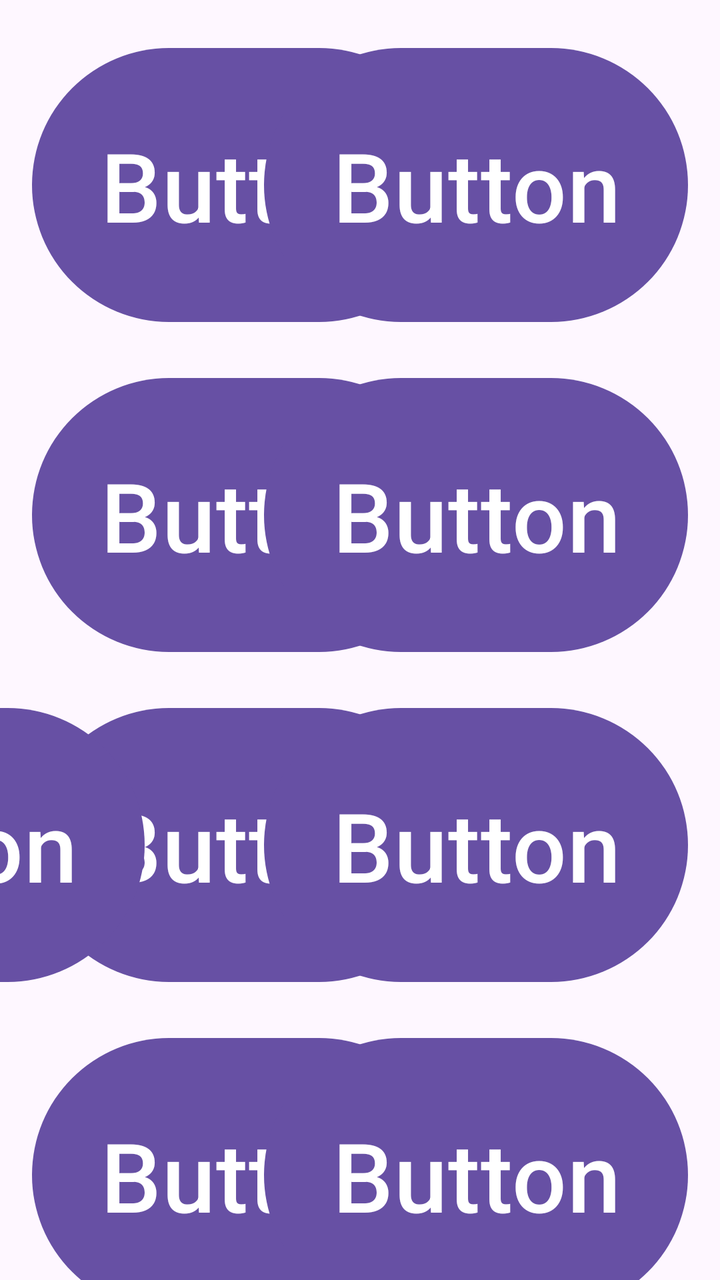
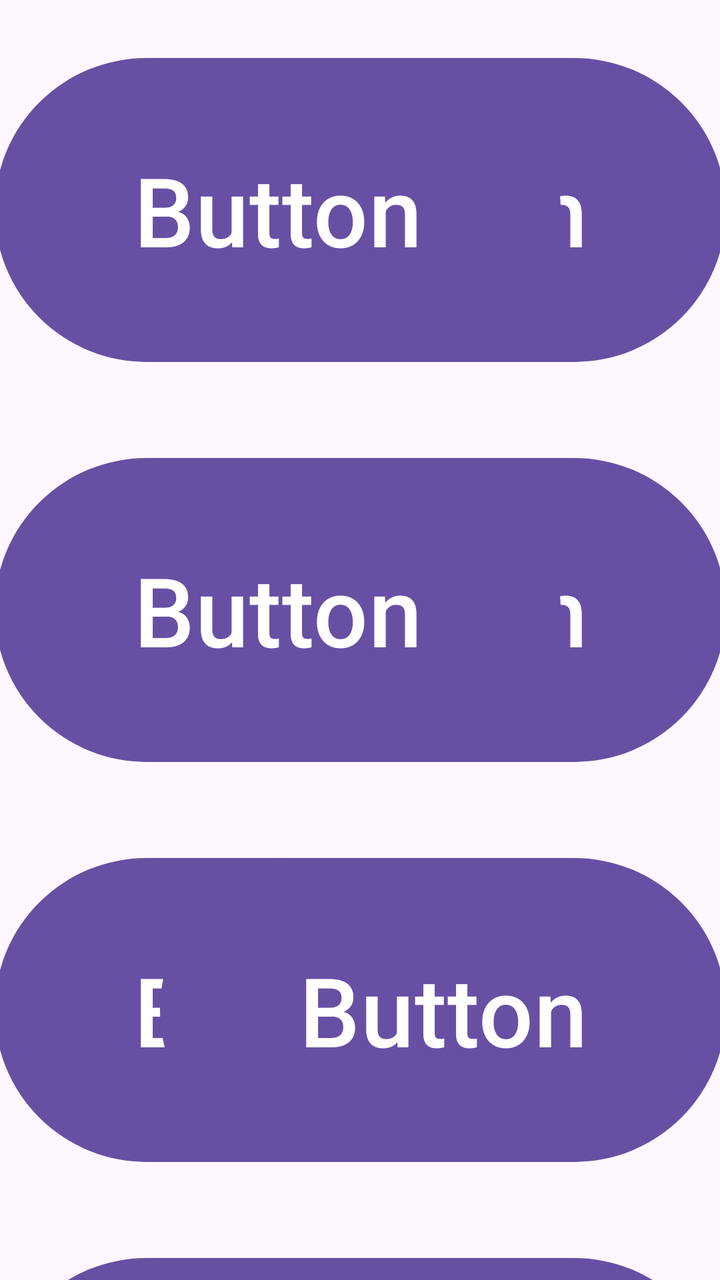

An Android layout rendered at two revisions. The XML below is the earlier revision; the diff shows what the commit changed to produce the second picture.
<!-- AndroidManifest.xml: application theme Theme.CustomFlashcards -->
<!-- res/layout/fragment_w_f_level2.xml -->
<?xml version="1.0" encoding="utf-8"?>
<androidx.core.widget.NestedScrollView xmlns:android="http://schemas.android.com/apk/res/android"
    xmlns:app="http://schemas.android.com/apk/res-auto"
    xmlns:tools="http://schemas.android.com/tools"
    android:layout_width="match_parent"
    android:layout_height="match_parent"
    tools:context=".WFLevel2Fragment">

    <androidx.constraintlayout.widget.ConstraintLayout
        android:layout_width="match_parent"
        android:layout_height="wrap_content">

        <Button
            android:id="@+id/buttonFind1"
            android:layout_width="212dp"
            android:layout_height="145dp"
            android:layout_marginStart="16dp"
            android:layout_marginTop="20dp"
            android:text="Button"
            android:textSize="48sp"
            app:layout_constraintStart_toStartOf="parent"
            app:layout_constraintTop_toTopOf="parent" />

        <Button
            android:id="@+id/buttonFind2"
            android:layout_width="212dp"
            android:layout_height="145dp"
            android:layout_marginTop="20dp"
            android:text="Button"
            android:textSize="48sp"
            app:layout_constraintEnd_toStartOf="@+id/buttonFind3"
            app:layout_constraintHorizontal_bias="0.527"
            app:layout_constraintStart_toEndOf="@+id/buttonFind1"
            app:layout_constraintTop_toTopOf="parent" />

        <Button
            android:id="@+id/buttonFind3"
            android:layout_width="212dp"
            android:layout_height="145dp"
            android:layout_marginTop="20dp"
            android:layout_marginEnd="16dp"
            android:text="Button"
            android:textSize="48sp"
            app:layout_constraintEnd_toEndOf="parent"
            app:layout_constraintTop_toTopOf="parent" />

        <Button
            android:id="@+id/buttonFind4"
            android:layout_width="212dp"
            android:layout_height="145dp"
            android:layout_marginStart="16dp"
            android:layout_marginTop="20dp"
            android:text="Button"
            android:textSize="48sp"
            app:layout_constraintStart_toStartOf="parent"
            app:layout_constraintTop_toBottomOf="@+id/buttonFind1" />

        <Button
            android:id="@+id/buttonFind5"
            android:layout_width="212dp"
            android:layout_height="145dp"
            android:layout_marginTop="20dp"
            android:text="Button"
            android:textSize="48sp"
            app:layout_constraintEnd_toStartOf="@+id/buttonFind6"
            app:layout_constraintHorizontal_bias="0.522"
            app:layout_constraintStart_toEndOf="@+id/buttonFind4"
            app:layout_constraintTop_toBottomOf="@+id/buttonFind2" />

        <Button
            android:id="@+id/buttonFind6"
            android:layout_width="212dp"
            android:layout_height="145dp"
            android:layout_marginTop="20dp"
            android:layout_marginEnd="16dp"
            android:text="Button"
            android:textSize="48sp"
            app:layout_constraintEnd_toEndOf="parent"
            app:layout_constraintTop_toBottomOf="@+id/buttonFind3" />

        <Button
            android:id="@+id/buttonFind7"
            android:layout_width="212dp"
            android:layout_height="145dp"
            android:layout_marginStart="16dp"
            android:layout_marginTop="20dp"
            android:text="Button"
            android:textSize="48sp"
            app:layout_constraintStart_toStartOf="parent"
            app:layout_constraintTop_toBottomOf="@+id/buttonFind4" />

        <Button
            android:id="@+id/buttonFind8"
            android:layout_width="212dp"
            android:layout_height="145dp"
            android:layout_marginTop="20dp"
            android:layout_marginEnd="60dp"
            android:text="Button"
            android:textSize="48sp"
            app:layout_constraintEnd_toStartOf="@+id/buttonFind9"
            app:layout_constraintTop_toBottomOf="@+id/buttonFind5" />

        <Button
            android:id="@+id/buttonFind9"
            android:layout_width="212dp"
            android:layout_height="145dp"
            android:layout_marginTop="20dp"
            android:layout_marginEnd="16dp"
            android:text="Button"
            android:textSize="48sp"
            app:layout_constraintEnd_toEndOf="parent"
            app:layout_constraintTop_toBottomOf="@+id/buttonFind6" />

        <Button
            android:id="@+id/buttonFind10"
            android:layout_width="212dp"
            android:layout_height="145dp"
            android:layout_marginStart="16dp"
            android:layout_marginTop="20dp"
            android:text="Button"
            android:textSize="48sp"
            app:layout_constraintStart_toStartOf="parent"
            app:layout_constraintTop_toBottomOf="@+id/buttonFind7" />

        <Button
            android:id="@+id/buttonFind11"
            android:layout_width="212dp"
            android:layout_height="145dp"
            android:layout_marginTop="20dp"
            android:text="Button"
            android:textSize="48sp"
            app:layout_constraintEnd_toStartOf="@+id/buttonFind12"
            app:layout_constraintStart_toEndOf="@+id/buttonFind10"
            app:layout_constraintTop_toBottomOf="@+id/buttonFind8" />

        <Button
            android:id="@+id/buttonFind12"
            android:layout_width="212dp"
            android:layout_height="145dp"
            android:layout_marginTop="20dp"
            android:layout_marginEnd="16dp"
            android:text="Button"
            android:textSize="48sp"
            app:layout_constraintEnd_toEndOf="parent"
            app:layout_constraintTop_toBottomOf="@+id/buttonFind9" />

        <Button
            android:id="@+id/buttonFind13"
            android:layout_width="212dp"
            android:layout_height="145dp"
            android:layout_marginStart="16dp"
            android:layout_marginTop="20dp"
            android:text="Button"
            android:textSize="48sp"
            app:layout_constraintStart_toStartOf="parent"
            app:layout_constraintTop_toBottomOf="@+id/buttonFind10" />

        <Button
            android:id="@+id/buttonFind14"
            android:layout_width="212dp"
            android:layout_height="145dp"
            android:layout_marginTop="20dp"
            android:text="Button"
            android:textSize="48sp"
            app:layout_constraintEnd_toStartOf="@+id/buttonFind15"
            app:layout_constraintStart_toEndOf="@+id/buttonFind13"
            app:layout_constraintTop_toBottomOf="@+id/buttonFind11" />

        <Button
            android:id="@+id/buttonFind15"
            android:layout_width="212dp"
            android:layout_height="145dp"
            android:layout_marginTop="20dp"
            android:layout_marginEnd="16dp"
            android:text="Button"
            android:textSize="48sp"
            app:layout_constraintEnd_toEndOf="parent"
            app:layout_constraintTop_toBottomOf="@+id/buttonFind12" />

        <Button
            android:id="@+id/buttonFind16"
            android:layout_width="212dp"
            android:layout_height="145dp"
            android:layout_marginStart="16dp"
            android:layout_marginTop="20dp"
            android:text="Button"
            android:textSize="48sp"
            app:layout_constraintStart_toStartOf="parent"
            app:layout_constraintTop_toBottomOf="@+id/buttonFind13" />

        <Button
            android:id="@+id/buttonFind17"
            android:layout_width="212dp"
            android:layout_height="145dp"
            android:layout_marginTop="20dp"
            android:layout_marginEnd="16dp"
            android:text="Button"
            android:textSize="48sp"
            app:layout_constraintEnd_toEndOf="parent"
            app:layout_constraintTop_toBottomOf="@+id/buttonFind15" />

        <Button
            android:id="@+id/buttonFind18"
            android:layout_width="212dp"
            android:layout_height="145dp"
            android:layout_marginTop="20dp"
            android:text="Button"
            android:textSize="48sp"
            app:layout_constraintEnd_toStartOf="@+id/buttonFind17"
            app:layout_constraintStart_toEndOf="@+id/buttonFind16"
            app:layout_constraintTop_toBottomOf="@+id/buttonFind14" />

        <Button
            android:id="@+id/buttonHint"
            android:layout_width="205dp"
            android:layout_height="89dp"
            android:layout_marginStart="16dp"
            android:layout_marginTop="40dp"
            android:backgroundTint="#41E000"
            android:text="@string/question"
            android:textSize="48sp"
            app:layout_constraintStart_toStartOf="parent"
            app:layout_constraintTop_toBottomOf="@+id/buttonFind16" />

    </androidx.constraintlayout.widget.ConstraintLayout>
</androidx.core.widget.NestedScrollView>
<!-- resources referenced by this layout -->
<resources>
  <string name="question">\?</string>
  <style name="Theme.CustomFlashcards" parent="Base.Theme.CustomFlashcards" />
  <style name="Base.Theme.CustomFlashcards" parent="Theme.Material3.DayNight.NoActionBar">
          
          
      </style>
</resources>

<!-- the commit's change to res/layout/fragment_w_f_level2.xml (unified diff, before → after) -->
@@ -10,12 +10,35 @@
         android:layout_width="match_parent"
         android:layout_height="wrap_content">
 
+        <TextView
+            android:id="@+id/textView2"
+            android:layout_width="138dp"
+            android:layout_height="40dp"
+            android:layout_marginTop="68dp"
+            android:text="Score"
+            android:textAlignment="center"
+            android:textSize="34sp"
+            app:layout_constraintEnd_toStartOf="@+id/textScore"
+            app:layout_constraintTop_toBottomOf="@+id/buttonFind10" />
+
+        <TextView
+            android:id="@+id/textScore"
+            android:layout_width="160dp"
+            android:layout_height="140dp"
+            android:layout_marginTop="16dp"
+            android:layout_marginEnd="16dp"
+            android:text="0"
+            android:textAlignment="center"
+            android:textSize="96sp"
+            app:layout_constraintEnd_toEndOf="parent"
+            app:layout_constraintTop_toBottomOf="@+id/buttonFind10" />
+
         <Button
             android:id="@+id/buttonFind1"
-            android:layout_width="212dp"
-            android:layout_height="145dp"
-            android:layout_marginStart="16dp"
-            android:layout_marginTop="20dp"
+            android:layout_width="283dp"
+            android:layout_height="160dp"
+            android:layout_marginStart="80dp"
+            android:layout_marginTop="25dp"
             android:text="Button"
             android:textSize="48sp"
             app:layout_constraintStart_toStartOf="parent"
@@ -23,89 +46,76 @@
 
         <Button
             android:id="@+id/buttonFind2"
-            android:layout_width="212dp"
-            android:layout_height="145dp"
-            android:layout_marginTop="20dp"
-            android:text="Button"
-            android:textSize="48sp"
-            app:layout_constraintEnd_toStartOf="@+id/buttonFind3"
-            app:layout_constraintHorizontal_bias="0.527"
-            app:layout_constraintStart_toEndOf="@+id/buttonFind1"
-            app:layout_constraintTop_toTopOf="parent" />
-
-        <Button
-            android:id="@+id/buttonFind3"
-            android:layout_width="212dp"
-            android:layout_height="145dp"
-            android:layout_marginTop="20dp"
-            android:layout_marginEnd="16dp"
+            android:layout_width="283dp"
+            android:layout_height="160dp"
+            android:layout_marginTop="25dp"
+            android:layout_marginEnd="80dp"
             android:text="Button"
             android:textSize="48sp"
             app:layout_constraintEnd_toEndOf="parent"
             app:layout_constraintTop_toTopOf="parent" />
 
         <Button
-            android:id="@+id/buttonFind4"
-            android:layout_width="212dp"
-            android:layout_height="145dp"
-            android:layout_marginStart="16dp"
-            android:layout_marginTop="20dp"
+            android:id="@+id/buttonFind3"
+            android:layout_width="283dp"
+            android:layout_height="160dp"
+            android:layout_marginStart="80dp"
+            android:layout_marginTop="40dp"
             android:text="Button"
             android:textSize="48sp"
             app:layout_constraintStart_toStartOf="parent"
             app:layout_constraintTop_toBottomOf="@+id/buttonFind1" />
 
         <Button
-            android:id="@+id/buttonFind5"
-            android:layout_width="212dp"
-            android:layout_height="145dp"
-            android:layout_marginTop="20dp"
+            android:id="@+id/buttonFind6"
+            android:layout_width="283dp"
+            android:layout_height="160dp"
+            android:layout_marginTop="40dp"
+            android:layout_marginEnd="80dp"
             android:text="Button"
             android:textSize="48sp"
-            app:layout_constraintEnd_toStartOf="@+id/buttonFind6"
-            app:layout_constraintHorizontal_bias="0.522"
-            app:layout_constraintStart_toEndOf="@+id/buttonFind4"
+            app:layout_constraintEnd_toEndOf="parent"
+            app:layout_constraintTop_toBottomOf="@+id/buttonFind4" />
+
+        <Button
+            android:id="@+id/buttonFind4"
+            android:layout_width="283dp"
+            android:layout_height="160dp"
+            android:layout_marginTop="40dp"
+            android:layout_marginEnd="80dp"
+            android:text="Button"
+            android:textSize="48sp"
+            app:layout_constraintEnd_toEndOf="parent"
             app:layout_constraintTop_toBottomOf="@+id/buttonFind2" />
 
         <Button
-            android:id="@+id/buttonFind6"
-            android:layout_width="212dp"
-            android:layout_height="145dp"
-            android:layout_marginTop="20dp"
-            android:layout_marginEnd="16dp"
+            android:id="@+id/buttonFind5"
+            android:layout_width="283dp"
+            android:layout_height="160dp"
+            android:layout_marginStart="80dp"
+            android:layout_marginTop="40dp"
             android:text="Button"
             android:textSize="48sp"
-            app:layout_constraintEnd_toEndOf="parent"
+            app:layout_constraintStart_toStartOf="parent"
             app:layout_constraintTop_toBottomOf="@+id/buttonFind3" />
 
         <Button
             android:id="@+id/buttonFind7"
-            android:layout_width="212dp"
-            android:layout_height="145dp"
-            android:layout_marginStart="16dp"
-            android:layout_marginTop="20dp"
+            android:layout_width="283dp"
+            android:layout_height="160dp"
+            android:layout_marginStart="80dp"
+            android:layout_marginTop="40dp"
             android:text="Button"
             android:textSize="48sp"
             app:layout_constraintStart_toStartOf="parent"
-            app:layout_constraintTop_toBottomOf="@+id/buttonFind4" />
+            app:layout_constraintTop_toBottomOf="@+id/buttonFind5" />
 
         <Button
             android:id="@+id/buttonFind8"
-            android:layout_width="212dp"
-            android:layout_height="145dp"
-            android:layout_marginTop="20dp"
-            android:layout_marginEnd="60dp"
-            android:text="Button"
-            android:textSize="48sp"
-            app:layout_constraintEnd_toStartOf="@+id/buttonFind9"
-            app:layout_constraintTop_toBottomOf="@+id/buttonFind5" />
-
-        <Button
-            android:id="@+id/buttonFind9"
-            android:layout_width="212dp"
-            android:layout_height="145dp"
-            android:layout_marginTop="20dp"
-            android:layout_marginEnd="16dp"
+            android:layout_width="283dp"
+            android:layout_height="160dp"
+            android:layout_marginTop="40dp"
+            android:layout_marginEnd="80dp"
             android:text="Button"
             android:textSize="48sp"
             app:layout_constraintEnd_toEndOf="parent"
@@ -113,114 +123,37 @@
 
         <Button
             android:id="@+id/buttonFind10"
-            android:layout_width="212dp"
-            android:layout_height="145dp"
-            android:layout_marginStart="16dp"
-            android:layout_marginTop="20dp"
+            android:layout_width="283dp"
+            android:layout_height="160dp"
+            android:layout_marginTop="40dp"
+            android:layout_marginEnd="80dp"
+            android:text="Button"
+            android:textSize="48sp"
+            app:layout_constraintEnd_toEndOf="parent"
+            app:layout_constraintTop_toBottomOf="@+id/buttonFind8" />
+
+        <Button
+            android:id="@+id/buttonFind9"
+            android:layout_width="283dp"
+            android:layout_height="160dp"
+            android:layout_marginStart="80dp"
+            android:layout_marginTop="40dp"
             android:text="Button"
             android:textSize="48sp"
             app:layout_constraintStart_toStartOf="parent"
             app:layout_constraintTop_toBottomOf="@+id/buttonFind7" />
 
         <Button
-            android:id="@+id/buttonFind11"
-            android:layout_width="212dp"
-            android:layout_height="145dp"
-            android:layout_marginTop="20dp"
-            android:text="Button"
-            android:textSize="48sp"
-            app:layout_constraintEnd_toStartOf="@+id/buttonFind12"
-            app:layout_constraintStart_toEndOf="@+id/buttonFind10"
-            app:layout_constraintTop_toBottomOf="@+id/buttonFind8" />
-
-        <Button
-            android:id="@+id/buttonFind12"
-            android:layout_width="212dp"
-            android:layout_height="145dp"
-            android:layout_marginTop="20dp"
-            android:layout_marginEnd="16dp"
-            android:text="Button"
-            android:textSize="48sp"
-            app:layout_constraintEnd_toEndOf="parent"
-            app:layout_constraintTop_toBottomOf="@+id/buttonFind9" />
-
-        <Button
-            android:id="@+id/buttonFind13"
-            android:layout_width="212dp"
-            android:layout_height="145dp"
-            android:layout_marginStart="16dp"
-            android:layout_marginTop="20dp"
-            android:text="Button"
-            android:textSize="48sp"
-            app:layout_constraintStart_toStartOf="parent"
-            app:layout_constraintTop_toBottomOf="@+id/buttonFind10" />
-
-        <Button
-            android:id="@+id/buttonFind14"
-            android:layout_width="212dp"
-            android:layout_height="145dp"
-            android:layout_marginTop="20dp"
-            android:text="Button"
-            android:textSize="48sp"
-            app:layout_constraintEnd_toStartOf="@+id/buttonFind15"
-            app:layout_constraintStart_toEndOf="@+id/buttonFind13"
-            app:layout_constraintTop_toBottomOf="@+id/buttonFind11" />
-
-        <Button
-            android:id="@+id/buttonFind15"
-            android:layout_width="212dp"
-            android:layout_height="145dp"
-            android:layout_marginTop="20dp"
-            android:layout_marginEnd="16dp"
-            android:text="Button"
-            android:textSize="48sp"
-            app:layout_constraintEnd_toEndOf="parent"
-            app:layout_constraintTop_toBottomOf="@+id/buttonFind12" />
-
-        <Button
-            android:id="@+id/buttonFind16"
-            android:layout_width="212dp"
-            android:layout_height="145dp"
-            android:layout_marginStart="16dp"
-            android:layout_marginTop="20dp"
-            android:text="Button"
-            android:textSize="48sp"
-            app:layout_constraintStart_toStartOf="parent"
-            app:layout_constraintTop_toBottomOf="@+id/buttonFind13" />
-
-        <Button
-            android:id="@+id/buttonFind17"
-            android:layout_width="212dp"
-            android:layout_height="145dp"
-            android:layout_marginTop="20dp"
-            android:layout_marginEnd="16dp"
-            android:text="Button"
-            android:textSize="48sp"
-            app:layout_constraintEnd_toEndOf="parent"
-            app:layout_constraintTop_toBottomOf="@+id/buttonFind15" />
-
-        <Button
-            android:id="@+id/buttonFind18"
-            android:layout_width="212dp"
-            android:layout_height="145dp"
-            android:layout_marginTop="20dp"
-            android:text="Button"
-            android:textSize="48sp"
-            app:layout_constraintEnd_toStartOf="@+id/buttonFind17"
-            app:layout_constraintStart_toEndOf="@+id/buttonFind16"
-            app:layout_constraintTop_toBottomOf="@+id/buttonFind14" />
-
-        <Button
             android:id="@+id/buttonHint"
             android:layout_width="205dp"
             android:layout_height="89dp"
-            android:layout_marginStart="16dp"
-            android:layout_marginTop="40dp"
+            android:layout_marginStart="92dp"
+            android:layout_marginTop="48dp"
             android:backgroundTint="#41E000"
             android:text="@string/question"
             android:textSize="48sp"
             app:layout_constraintStart_toStartOf="parent"
-            app:layout_constraintTop_toBottomOf="@+id/buttonFind16" />
+            app:layout_constraintTop_toBottomOf="@+id/buttonFind9" />
 
     </androidx.constraintlayout.widget.ConstraintLayout>
 </androidx.core.widget.NestedScrollView>
